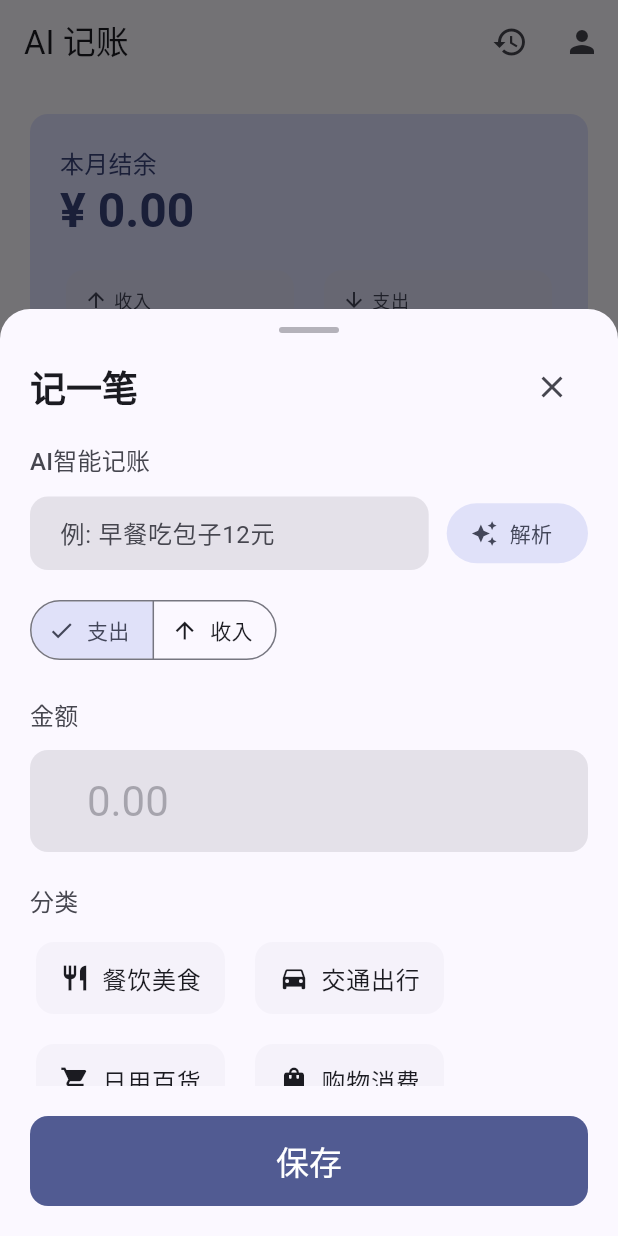
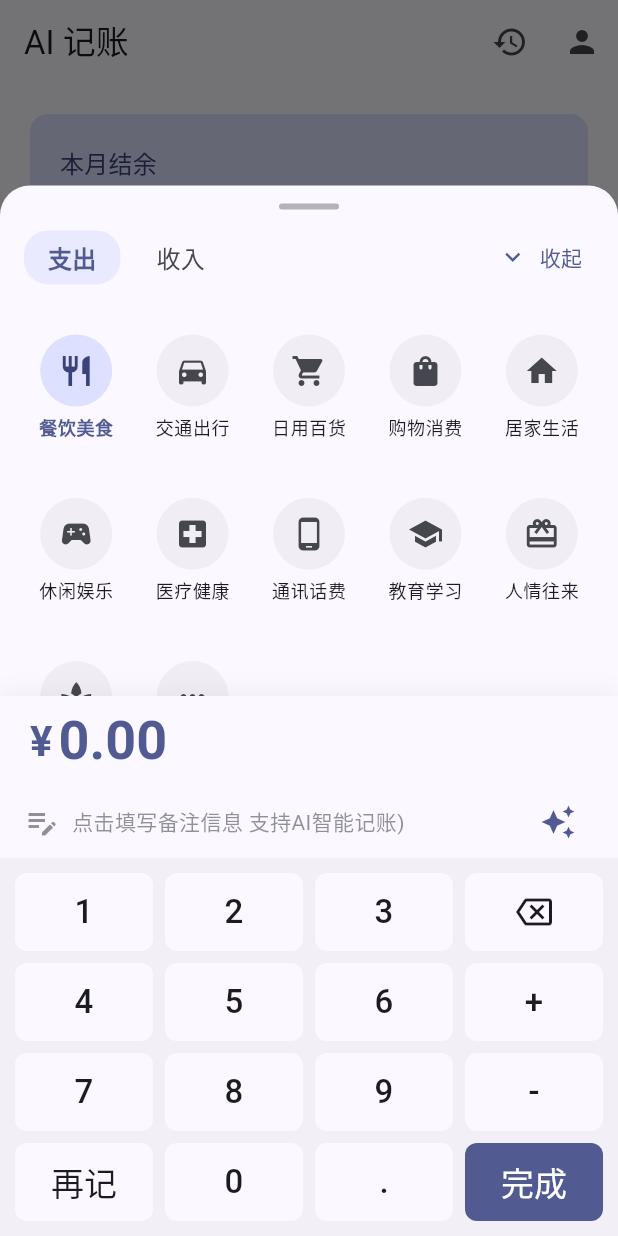
Before and after one commit to sanbei101/ai_accounting, a Flutter app: the screen it shows after launch, after a tap on "记一笔", on a phone screen of 412 x 824 dp. Run offline on Flutter 3.47's test engine with Material 3 defaults, Android fonts, the phone set to English and light mode, and no system bars; our stand-ins replace drift, drift_flutter; accounts and stored records are empty; generated files the repository leaves out were written again.

Commit message:
Refactor transaction panel UI with calculator and category grid

```diff
--- a/lib/components/add_transaction_panel.dart
+++ b/lib/components/add_transaction_panel.dart
@@ -19,36 +19,321 @@ class _CategoryItem extends StatelessWidget {
 
   @override
   Widget build(BuildContext context) {
-    return InkWell(
+    return GestureDetector(
       onTap: onTap,
-      borderRadius: BorderRadius.circular(16),
-      child: Card(
+      child: Column(
+        mainAxisSize: MainAxisSize.min,
+        mainAxisAlignment: MainAxisAlignment.center,
+        children: [
+          Container(
+            width: 48,
+            height: 48,
+            decoration: BoxDecoration(
               color: isSelected
                   ? context.colorScheme.primaryContainer
-            : context.colorScheme.surfaceContainerLow,
-        elevation: 0,
-        child: Padding(
-          padding: const EdgeInsets.symmetric(horizontal: 16, vertical: 12),
-          child: Row(
-            mainAxisSize: MainAxisSize.min,
-            children: [
-              Icon(
+                  : context.colorScheme.surfaceContainerHighest.withAlpha(120),
+              shape: BoxShape.circle,
+            ),
+            child: Icon(
               category.icon,
-                size: 20,
+              size: 24,
               color: isSelected
                   ? context.colorScheme.onPrimaryContainer
-                    : context.colorScheme.onSurface,
+                  : context.colorScheme.onSurfaceVariant,
             ),
-              const SizedBox(width: 8),
+          ),
+          const SizedBox(height: 6),
           Text(
             category.name,
-                style: context.textTheme.bodyLarge?.copyWith(
+            style: context.textTheme.bodySmall?.copyWith(
               color: isSelected
-                      ? context.colorScheme.onPrimaryContainer
+                  ? context.colorScheme.primary
                   : context.colorScheme.onSurface,
+              fontWeight: isSelected ? FontWeight.bold : FontWeight.normal,
+            ),
+            maxLines: 1,
+            overflow: TextOverflow.ellipsis,
+          ),
+        ],
+      ),
+    );
+  }
+}
+
+class _CategorySelectionComponent extends StatelessWidget {
+  final CategoryType selectedType;
+  final Category? selectedCategory;
+  final ValueChanged<CategoryType> onTypeChanged;
+  final ValueChanged<Category> onCategoryChanged;
+
+  const _CategorySelectionComponent({
+    required this.selectedType,
+    required this.selectedCategory,
+    required this.onTypeChanged,
+    required this.onCategoryChanged,
+  });
+
+  @override
+  Widget build(BuildContext context) {
+    final categories = selectedType == CategoryType.expense
+        ? expenseCategories
+        : incomeCategories;
+
+    return Column(
+      children: [
+        Padding(
+          padding: const EdgeInsets.fromLTRB(16, 8, 8, 4),
+          child: Row(
+            children: [
+              _buildTab(context, '支出', CategoryType.expense),
+              const SizedBox(width: 8),
+              _buildTab(context, '收入', CategoryType.income),
+              const Spacer(),
+              TextButton.icon(
+                onPressed: () => Navigator.pop(context),
+                icon: const Icon(Icons.keyboard_arrow_down, size: 20),
+                label: const Text('收起'),
+                style: TextButton.styleFrom(
+                  foregroundColor: context.colorScheme.primary,
                 ),
               ),
             ],
+          ),
+        ),
+        Expanded(
+          child: GridView.builder(
+            padding: const EdgeInsets.symmetric(horizontal: 16, vertical: 12),
+            gridDelegate: const SliverGridDelegateWithFixedCrossAxisCount(
+              crossAxisCount: 5,
+              mainAxisSpacing: 16,
+              crossAxisSpacing: 8,
+              childAspectRatio: 0.75,
+            ),
+            itemCount: categories.length,
+            itemBuilder: (context, index) {
+              final category = categories[index];
+              return _CategoryItem(
+                category: category,
+                isSelected: selectedCategory == category,
+                onTap: () => onCategoryChanged(category),
+              );
+            },
+          ),
+        ),
+      ],
+    );
+  }
+
+  Widget _buildTab(BuildContext context, String title, CategoryType type) {
+    final isSelected = selectedType == type;
+    return GestureDetector(
+      onTap: () => onTypeChanged(type),
+      child: Container(
+        padding: const EdgeInsets.symmetric(horizontal: 16, vertical: 6),
+        decoration: BoxDecoration(
+          color: isSelected
+              ? context.colorScheme.primaryContainer.withAlpha(150)
+              : Colors.transparent,
+          borderRadius: BorderRadius.circular(16),
+        ),
+        child: Text(
+          title,
+          style: context.textTheme.titleMedium?.copyWith(
+            color: isSelected
+                ? context.colorScheme.primary
+                : context.colorScheme.onSurfaceVariant,
+            fontWeight: isSelected ? FontWeight.bold : FontWeight.normal,
+          ),
+        ),
+      ),
+    );
+  }
+}
+
+class _CalculatorComponent extends StatelessWidget {
+  final String amount;
+  final TextEditingController aiController;
+  final bool isAILoading;
+  final VoidCallback onParseAI;
+  final Function(String) onKeyTap;
+
+  const _CalculatorComponent({
+    required this.amount,
+    required this.aiController,
+    required this.isAILoading,
+    required this.onParseAI,
+    required this.onKeyTap,
+  });
+
+  @override
+  Widget build(BuildContext context) {
+    return Container(
+      decoration: BoxDecoration(
+        color: context.colorScheme.surface,
+        boxShadow: [
+          BoxShadow(
+            color: Colors.black.withAlpha(10),
+            blurRadius: 10,
+            offset: const Offset(0, -4),
+          ),
+        ],
+      ),
+      child: SafeArea(
+        top: false,
+        child: Column(
+          mainAxisSize: MainAxisSize.min,
+          children: [
+            Padding(
+              padding: const EdgeInsets.symmetric(horizontal: 20, vertical: 8),
+              child: Row(
+                children: [
+                  Text(
+                    '¥',
+                    style: context.textTheme.headlineMedium?.copyWith(
+                      color: context.colorScheme.primary,
+                      fontWeight: FontWeight.bold,
+                    ),
+                  ),
+                  const SizedBox(width: 4),
+                  Expanded(
+                    child: Text(
+                      amount,
+                      style: context.textTheme.displaySmall?.copyWith(
+                        color: context.colorScheme.primary,
+                        fontWeight: FontWeight.bold,
+                      ),
+                      maxLines: 1,
+                      overflow: TextOverflow.ellipsis,
+                    ),
+                  ),
+                ],
+              ),
+            ),
+            Padding(
+              padding: const EdgeInsets.symmetric(horizontal: 16),
+              child: Row(
+                children: [
+                  Icon(
+                    Icons.edit_note,
+                    color: context.colorScheme.onSurfaceVariant.withAlpha(150),
+                  ),
+                  const SizedBox(width: 8),
+                  Expanded(
+                    child: TextField(
+                      controller: aiController,
+                      decoration: InputDecoration(
+                        hintText: '点击填写备注信息 支持AI智能记账)',
+                        hintStyle: context.textTheme.bodyMedium?.copyWith(
+                          color: context.colorScheme.onSurfaceVariant.withAlpha(
+                            150,
+                          ),
+                        ),
+                        border: InputBorder.none,
+                        isDense: true,
+                      ),
+                    ),
+                  ),
+                  IconButton(
+                    onPressed: isAILoading ? null : onParseAI,
+                    icon: isAILoading
+                        ? const SizedBox(
+                            width: 20,
+                            height: 20,
+                            child: CircularProgressIndicator(strokeWidth: 2),
+                          )
+                        : Icon(
+                            Icons.auto_awesome,
+                            color: context.colorScheme.primary,
+                          ),
+                  ),
+                ],
+              ),
+            ),
+            // 键盘区域
+            Container(
+              color: context.colorScheme.surfaceContainerHighest.withAlpha(100),
+              padding: const EdgeInsets.all(6),
+              child: Column(
+                children: [
+                  Row(
+                    children: [
+                      _buildKey(context, '1'),
+                      _buildKey(context, '2'),
+                      _buildKey(context, '3'),
+                      _buildKey(
+                        context,
+                        '⌫',
+                        isIcon: true,
+                        icon: Icons.backspace_outlined,
+                      ),
+                    ],
+                  ),
+                  Row(
+                    children: [
+                      _buildKey(context, '4'),
+                      _buildKey(context, '5'),
+                      _buildKey(context, '6'),
+                      _buildKey(context, '+'),
+                    ],
+                  ),
+                  Row(
+                    children: [
+                      _buildKey(context, '7'),
+                      _buildKey(context, '8'),
+                      _buildKey(context, '9'),
+                      _buildKey(context, '-'),
+                    ],
+                  ),
+                  Row(
+                    children: [
+                      _buildKey(context, '再记'),
+                      _buildKey(context, '0'),
+                      _buildKey(context, '.'),
+                      _buildKey(context, '完成', isPrimary: true),
+                    ],
+                  ),
+                ],
+              ),
+            ),
+          ],
+        ),
+      ),
+    );
+  }
+
+  Widget _buildKey(
+    BuildContext context,
+    String text, {
+    bool isPrimary = false,
+    bool isIcon = false,
+    IconData? icon,
+  }) {
+    return Expanded(
+      child: Padding(
+        padding: const EdgeInsets.all(4.0),
+        child: Material(
+          color: isPrimary
+              ? context.colorScheme.primary
+              : context.colorScheme.surface,
+          borderRadius: BorderRadius.circular(8),
+          child: InkWell(
+            onTap: () => onKeyTap(text),
+            borderRadius: BorderRadius.circular(8),
+            child: Container(
+              height: 52,
+              alignment: Alignment.center,
+              child: isIcon
+                  ? Icon(icon, color: context.colorScheme.onSurface)
+                  : Text(
+                      text,
+                      style: context.textTheme.titleLarge?.copyWith(
+                        color: isPrimary
+                            ? context.colorScheme.onPrimary
+                            : context.colorScheme.onSurface,
+                        fontWeight: FontWeight.w500,
+                      ),
+                    ),
+            ),
           ),
         ),
       ),
@@ -68,13 +353,19 @@ class AddTransactionPanel extends StatefulWidget {
 class _AddTransactionPanelState extends State<AddTransactionPanel> {
   CategoryType _selectedType = CategoryType.expense;
   Category? _selectedCategory;
-  final TextEditingController _amountController = TextEditingController();
+  String _amountStr = '0.00';
+
   final TextEditingController _aiInputController = TextEditingController();
   bool _isLoadingAI = false;
 
   @override
+  void initState() {
+    super.initState();
+    _selectedCategory = expenseCategories.first;
+  }
+
+  @override
   void dispose() {
-    _amountController.dispose();
     _aiInputController.dispose();
     super.dispose();
   }
@@ -95,13 +386,23 @@ class _AddTransactionPanelState extends State<AddTransactionPanel> {
       setState(() {
         _selectedType = transaction.type;
         _selectedCategory = transaction.category;
-        _amountController.text = transaction.amount.toStringAsFixed(2);
+        _amountStr = transaction.amount.toStringAsFixed(2);
       });
     } catch (e) {
       if (mounted) {
-        ScaffoldMessenger.of(
-          context,
-        ).showSnackBar(SnackBar(content: Text('AI解析失败: $e')));
+        showDialog(
+          context: context,
+          builder: (ctx) => AlertDialog(
+            title: const Text('AI解析失败'),
+            content: Text(e.toString()),
+            actions: [
+              TextButton(
+                onPressed: () => Navigator.pop(ctx),
+                child: const Text('确定'),
+              ),
+            ],
+          ),
+        );
       }
     } finally {
       setState(() {
@@ -110,9 +411,51 @@ class _AddTransactionPanelState extends State<AddTransactionPanel> {
     }
   }
 
-  void _saveTransaction() {
-    final amount = double.tryParse(_amountController.text) ?? 0;
-    if (amount <= 0 || _selectedCategory == null) return;
+  void _evaluateMath() {
+    try {
+      if (_amountStr.contains('+')) {
+        final parts = _amountStr.split('+');
+        if (parts.length == 2 && parts[1].isNotEmpty) {
+          final sum =
+              (double.tryParse(parts[0]) ?? 0) +
+              (double.tryParse(parts[1]) ?? 0);
+          _amountStr = sum.toStringAsFixed(2);
+        }
+      } else if (_amountStr.contains('-')) {
+        final parts = _amountStr.split('-');
+        if (parts.length == 2 && parts[1].isNotEmpty) {
+          final diff =
+              (double.tryParse(parts[0]) ?? 0) -
+              (double.tryParse(parts[1]) ?? 0);
+          _amountStr = diff.toStringAsFixed(2);
+        }
+      }
+    } catch (_) {}
+  }
+
+  void _saveTransaction({bool keepOpen = false}) {
+    _evaluateMath();
+
+    final amount = double.tryParse(_amountStr) ?? 0;
+
+    if (amount <= 0 || _selectedCategory == null) {
+      showDialog(
+        context: context,
+        builder: (ctx) => AlertDialog(
+          title: const Text('提示'),
+          content: Text(
+            _selectedCategory == null ? '请先选择一个分类哦' : '请输入大于0的有效金额',
+          ),
+          actions: [
+            TextButton(
+              onPressed: () => Navigator.pop(ctx),
+              child: const Text('知道啦'),
+            ),
+          ],
+        ),
+      );
+      return;
+    }
 
     final transaction = Transaction(
       id: DateTime.now().millisecondsSinceEpoch.toString(),
@@ -124,7 +467,67 @@ class _AddTransactionPanelState extends State<AddTransactionPanel> {
     );
 
     widget.onAdd(transaction);
+
+    if (keepOpen) {
+      setState(() {
+        _amountStr = '0.00';
+        _aiInputController.clear();
+      });
+    } else {
       Navigator.pop(context);
+    }
+  }
+
+  void _handleKeyTap(String key) {
+    if (key == '完成') {
+      _saveTransaction();
+      return;
+    }
+    if (key == '再记') {
+      _saveTransaction(keepOpen: true);
+      return;
+    }
+    if (key == '⌫') {
+      setState(() {
+        if (_amountStr.length > 1) {
+          _amountStr = _amountStr.substring(0, _amountStr.length - 1);
+        } else {
+          _amountStr = '0.00';
+        }
+      });
+      return;
+    }
+
+    setState(() {
+      if (_amountStr == '0.00') {
+        if (key == '.') {
+          _amountStr = '0.';
+        } else if (key == '+' || key == '-') {
+          _amountStr = '0$key';
+        } else {
+          _amountStr = key;
+        }
+      } else {
+        final lastChar = _amountStr[_amountStr.length - 1];
+
+        if ((key == '+' || key == '-') &&
+            (lastChar == '+' || lastChar == '-' || lastChar == '.')) {
+          return;
+        }
+
+        if ((key == '+' || key == '-') &&
+            (_amountStr.contains('+') || _amountStr.contains('-'))) {
+          _evaluateMath();
+        }
+
+        if (key == '.') {
+          final parts = _amountStr.split(RegExp(r'[+-]'));
+          if (parts.last.contains('.')) return;
+        }
+
+        _amountStr += key;
+      }
+    });
   }
 
   @override
@@ -132,15 +535,18 @@ class _AddTransactionPanelState extends State<AddTransactionPanel> {
     final categories = _selectedType == CategoryType.expense
         ? expenseCategories
         : incomeCategories;
+    if (_selectedCategory != null && !categories.contains(_selectedCategory)) {
+      _selectedCategory = categories.isNotEmpty ? categories.first : null;
+    }
+
     return Container(
-      height: MediaQuery.of(context).size.height * 0.75,
+      height: MediaQuery.of(context).size.height * 0.85,
       decoration: BoxDecoration(
         color: context.colorScheme.surface,
         borderRadius: const BorderRadius.vertical(top: Radius.circular(20)),
       ),
       child: Column(
         children: [
-          // Handle bar
           Center(
             child: Container(
               margin: const EdgeInsets.only(top: 12),
@@ -152,202 +558,28 @@ class _AddTransactionPanelState extends State<AddTransactionPanel> {
               ),
             ),
           ),
-          // Header
-          Padding(
-            padding: const EdgeInsets.symmetric(horizontal: 20, vertical: 12),
-            child: Row(
-              children: [
-                Text(
-                  '记一笔',
-                  style: context.textTheme.headlineSmall?.copyWith(
-                    fontWeight: FontWeight.bold,
-                  ),
-                ),
-                const Spacer(),
-                IconButton(
-                  onPressed: () => Navigator.pop(context),
-                  icon: const Icon(Icons.close),
-                ),
-              ],
-            ),
-          ),
-          // 可滚动内容区域
           Expanded(
-            child: SingleChildScrollView(
-              padding: const EdgeInsets.symmetric(horizontal: 20),
-              child: Column(
-                crossAxisAlignment: CrossAxisAlignment.start,
-                children: [
-                  // AI输入区域
-                  Column(
-                    crossAxisAlignment: CrossAxisAlignment.start,
-                    children: [
-                      Text(
-                        'AI智能记账',
-                        style: context.textTheme.titleMedium?.copyWith(
-                          color: context.colorScheme.onSurfaceVariant,
-                        ),
-                      ),
-                      const SizedBox(height: 12),
-                      Row(
-                        children: [
-                          Expanded(
-                            child: TextField(
-                              controller: _aiInputController,
-                              enabled: !_isLoadingAI,
-                              decoration: InputDecoration(
-                                hintText: '例: 早餐吃包子12元',
-                                border: OutlineInputBorder(
-                                  borderRadius: BorderRadius.circular(12),
-                                  borderSide: BorderSide.none,
-                                ),
-                                filled: true,
-                                fillColor:
-                                    context.colorScheme.surfaceContainerHighest,
-                                contentPadding: const EdgeInsets.symmetric(
-                                  horizontal: 16,
-                                  vertical: 12,
-                                ),
-                              ),
-                            ),
-                          ),
-                          const SizedBox(width: 12),
-                          FilledButton.tonalIcon(
-                            onPressed: _isLoadingAI ? null : _parseWithAI,
-                            icon: _isLoadingAI
-                                ? const SizedBox(
-                                    width: 16,
-                                    height: 16,
-                                    child: CircularProgressIndicator(
-                                      strokeWidth: 2,
-                                    ),
-                                  )
-                                : const Icon(Icons.auto_awesome),
-                            label: const Text('解析'),
-                          ),
-                        ],
-                      ),
-                    ],
-                  ),
-                  const SizedBox(height: 16),
-                  // Type selector
-                  SegmentedButton<CategoryType>(
-                    segments: const [
-                      ButtonSegment(
-                        value: CategoryType.expense,
-                        label: Text('支出'),
-                        icon: Icon(Icons.arrow_downward, size: 18),
-                      ),
-                      ButtonSegment(
-                        value: CategoryType.income,
-                        label: Text('收入'),
-                        icon: Icon(Icons.arrow_upward, size: 18),
-                      ),
-                    ],
-                    selected: {_selectedType},
-                    onSelectionChanged: (Set<CategoryType> newSelection) {
+            child: _CategorySelectionComponent(
+              selectedType: _selectedType,
+              selectedCategory: _selectedCategory,
+              onTypeChanged: (type) {
                 setState(() {
-                        _selectedType = newSelection.first;
-                        _selectedCategory = null;
+                  _selectedType = type;
                 });
               },
-                  ),
-                  const SizedBox(height: 20),
-                  // Amount input
-                  Column(
-                    crossAxisAlignment: CrossAxisAlignment.start,
-                    children: [
-                      Text(
-                        '金额',
-                        style: context.textTheme.titleMedium?.copyWith(
-                          color: context.colorScheme.onSurfaceVariant,
-                        ),
-                      ),
-                      const SizedBox(height: 12),
-                      TextField(
-                        controller: _amountController,
-                        keyboardType: const TextInputType.numberWithOptions(
-                          decimal: true,
-                        ),
-                        style: context.textTheme.headlineMedium?.copyWith(
-                          fontWeight: FontWeight.bold,
-                        ),
-                        decoration: InputDecoration(
-                          prefixText: '¥ ',
-                          prefixStyle: context.textTheme.headlineMedium
-                              ?.copyWith(fontWeight: FontWeight.bold),
-                          hintText: '0.00',
-                          hintStyle: context.textTheme.headlineMedium?.copyWith(
-                            color: context.colorScheme.onSurfaceVariant
-                                .withAlpha(100),
-                          ),
-                          border: OutlineInputBorder(
-                            borderRadius: BorderRadius.circular(12),
-                            borderSide: BorderSide.none,
-                          ),
-                          filled: true,
-                          fillColor:
-                              context.colorScheme.surfaceContainerHighest,
-                        ),
-                      ),
-                    ],
-                  ),
-                  const SizedBox(height: 20),
-                  // Category selector
-                  Column(
-                    crossAxisAlignment: CrossAxisAlignment.start,
-                    children: [
-                      Text(
-                        '分类',
-                        style: context.textTheme.titleMedium?.copyWith(
-                          color: context.colorScheme.onSurfaceVariant,
-                        ),
-                      ),
-                      const SizedBox(height: 12),
-                      Wrap(
-                        spacing: 12,
-                        runSpacing: 12,
-                        children: [
-                          for (final category in categories)
-                            _CategoryItem(
-                              category: category,
-                              isSelected: _selectedCategory == category,
-                              onTap: () {
+              onCategoryChanged: (category) {
                 setState(() {
                   _selectedCategory = category;
                 });
               },
             ),
-                        ],
           ),
-                    ],
-                  ),
-                  const SizedBox(height: 20),
-                ],
-              ),
-            ),
-          ),
-          // Save button
-          Padding(
-            padding: const EdgeInsets.all(20),
-            child: SizedBox(
-              width: double.infinity,
-              child: FilledButton(
-                onPressed: _saveTransaction,
-                style: FilledButton.styleFrom(
-                  padding: const EdgeInsets.symmetric(vertical: 16),
-                  shape: RoundedRectangleBorder(
-                    borderRadius: BorderRadius.circular(12),
-                  ),
-                ),
-                child: Text(
-                  '保存',
-                  style: context.textTheme.titleLarge?.copyWith(
-                    color: context.colorScheme.onPrimary,
-                  ),
-                ),
-              ),
-            ),
+          _CalculatorComponent(
+            amount: _amountStr,
+            aiController: _aiInputController,
+            isAILoading: _isLoadingAI,
+            onParseAI: _parseWithAI,
+            onKeyTap: _handleKeyTap,
           ),
         ],
       ),
```
Lines whose indentation alone changed are shown as unchanged.
